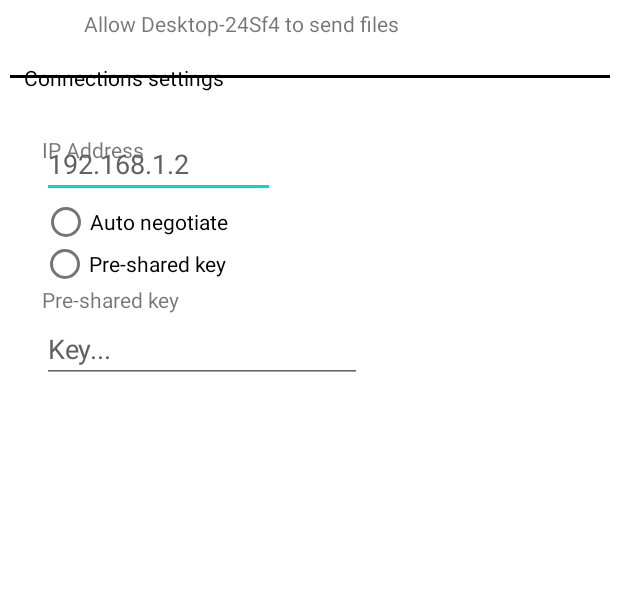
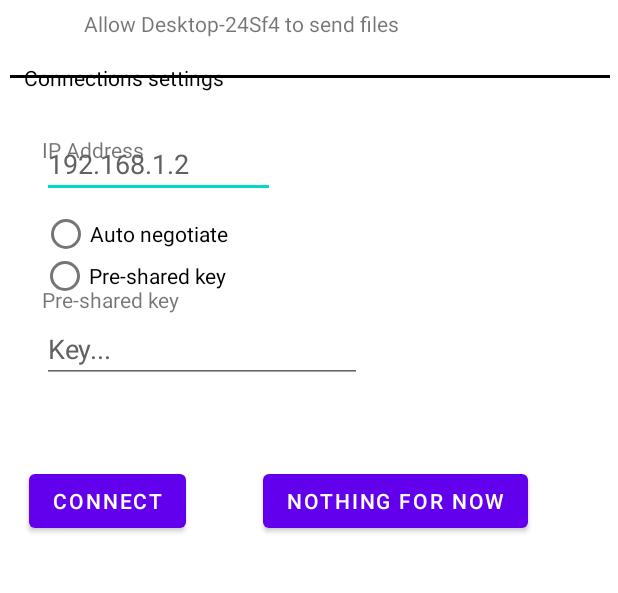
Before and after one commit to SCCapstone/Neptune, an Android app: the DeviceActivity screen opened directly, with no data from a screen before it, on a phone screen of 412 x 824 dp, the part 531-1124 px from its top. Run offline under Robolectric (Android 15) with nearby library versions, the phone set to English and light mode, and no system bars.

Commit message:
Buttons for debugging connection and notifications

```diff
--- a/Client/Android/app/src/main/java/com/neptune/app/DeviceActivity.java
+++ b/Client/Android/app/src/main/java/com/neptune/app/DeviceActivity.java
@@ -5,14 +5,21 @@ import androidx.appcompat.app.AppCompatActivity;
 import androidx.fragment.app.DialogFragment;
 
 import android.os.Bundle;
+import android.widget.Button;
 import android.widget.ImageView;
 import android.widget.RadioButton;
 import android.widget.TextView;
 import android.content.Intent;
 import android.view.View;
 
+import com.neptune.app.Backend.ConnectionManager;
+
 
 public class DeviceActivity extends AppCompatActivity {
+    public Button connect;
+    public Button temp;
+    public ConnectionManager cm;
+
 
     @Override
     protected void onCreate(Bundle savedInstanceState) {
@@ -35,6 +42,22 @@ public class DeviceActivity extends AppCompatActivity {
         files.setOnClickListener(new View.OnClickListener(){
             public void onClick(View v) {
                 startActivity(new Intent(DeviceActivity.this, FileActivity.class));
+            }
+        });
+
+        connect = (Button) findViewById(R.id.connec);
+        connect.setOnClickListener(new View.OnClickListener() {
+            @Override
+            public void onClick(View view) {
+                cm.initiateConnection();
+            }
+        });
+
+        temp = (Button) findViewById(R.id.tba);
+        temp.setOnClickListener(new View.OnClickListener() {
+            @Override
+            public void onClick(View view) {
+
             }
         });
     }
--- a/Client/Android/app/src/main/res/layout/activity_device.xml
+++ b/Client/Android/app/src/main/res/layout/activity_device.xml
@@ -217,12 +217,14 @@
         tools:ignore="TouchTargetSizeCheck" />
 
     <RadioGroup
+        android:id="@+id/radioGroup"
         android:layout_width="match_parent"
         android:layout_height="wrap_content"
+        android:layout_marginTop="8dp"
         android:orientation="horizontal"
+        app:layout_constraintTop_toTopOf="parent"
         tools:ignore="MissingConstraints"
-        tools:layout_editor_absoluteX="0dp"
-        tools:layout_editor_absoluteY="0dp">
+        tools:layout_editor_absoluteX="0dp">
 
         <RadioButton
             android:id="@+id/radio_auto"
@@ -249,5 +251,25 @@
             tools:ignore="ExtraText,OnClick,TouchTargetSizeCheck" />
     </RadioGroup>
 
+    <Button
+        android:id="@+id/connec"
+        android:layout_width="wrap_content"
+        android:layout_height="wrap_content"
+        android:layout_marginTop="608dp"
+        android:layout_marginEnd="288dp"
+        android:text="Connect"
+        app:layout_constraintEnd_toEndOf="parent"
+        app:layout_constraintTop_toTopOf="parent" />
+
+    <Button
+        android:id="@+id/tba"
+        android:layout_width="wrap_content"
+        android:layout_height="wrap_content"
+        android:layout_marginTop="608dp"
+        android:layout_marginEnd="60dp"
+        android:text="Nothing For Now"
+        app:layout_constraintEnd_toEndOf="parent"
+        app:layout_constraintTop_toTopOf="parent" />
+
 
 </androidx.constraintlayout.widget.ConstraintLayout>
```
